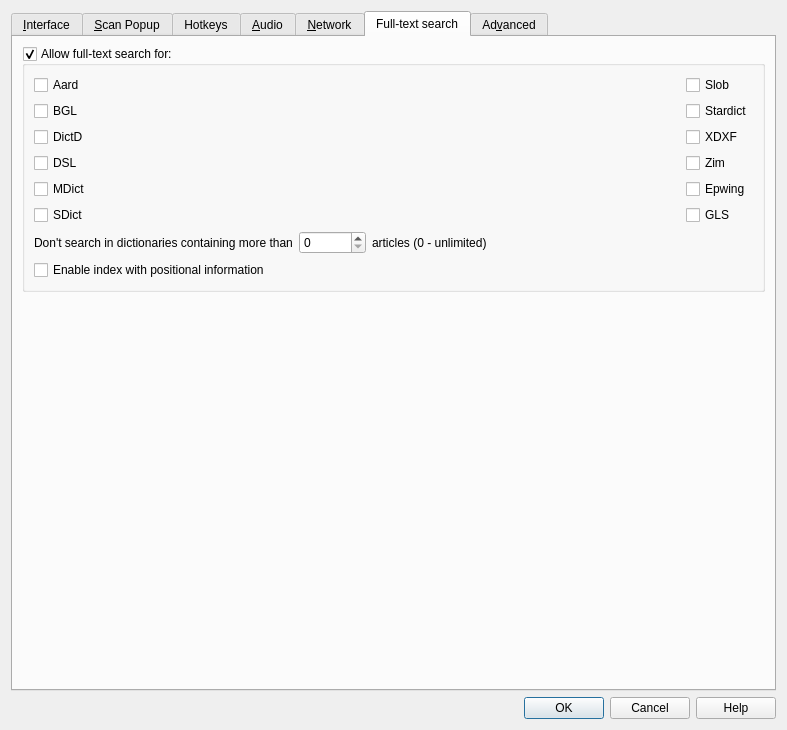
First picture: the form in src/ui/preferences.ui, repository xiaoyifang/goldendict-ng, before the edit.
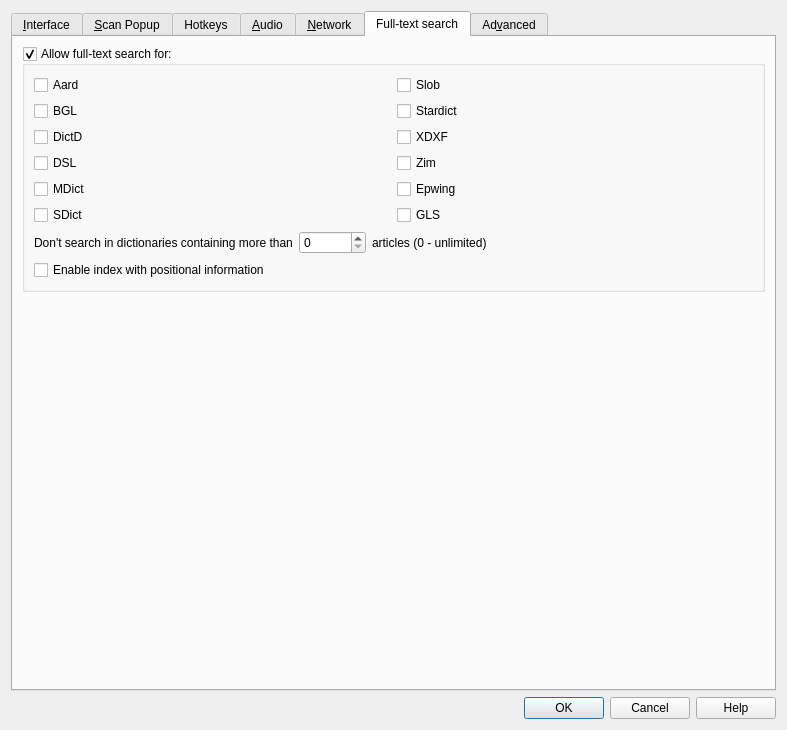
Second picture: the form after the edit. The open tabs and pages were chosen to show the change. Icons and pictures are not drawn. Custom widgets are drawn as their Qt base class.

```diff
--- a/src/ui/preferences.ui
+++ b/src/ui/preferences.ui
@@ -1296,16 +1296,6 @@
             </property>
            </widget>
           </item>
-          <item row="7" column="0">
-           <widget class="QCheckBox" name="enablePosition">
-            <property name="toolTip">
-             <string>Positional information is required to use Xapian's phrase searching and NEAR operator, but the database size will be much bigger. Applies only to new incoming dictionaries.</string>
-            </property>
-            <property name="text">
-             <string>Enable index with positional information</string>
-            </property>
-           </widget>
-          </item>
           <item row="0" column="0">
            <widget class="QCheckBox" name="allowAard">
             <property name="text">
@@ -1362,7 +1352,7 @@
             </property>
            </widget>
           </item>
-          <item row="6" column="0">
+          <item row="6" column="0" colspan="2">
            <layout class="QHBoxLayout" name="horizontalLayout_14">
             <item>
              <widget class="QLabel" name="label_14">
@@ -1403,6 +1393,16 @@
             </item>
            </layout>
           </item>
+          <item row="7" column="0" colspan="2">
+           <widget class="QCheckBox" name="enablePosition">
+            <property name="toolTip">
+             <string>Positional information is required to use Xapian's phrase searching and NEAR operator, but the database size will be much bigger. Applies only to new incoming dictionaries.</string>
+            </property>
+            <property name="text">
+             <string>Enable index with positional information</string>
+            </property>
+           </widget>
+          </item>
          </layout>
         </widget>
        </item>
```
